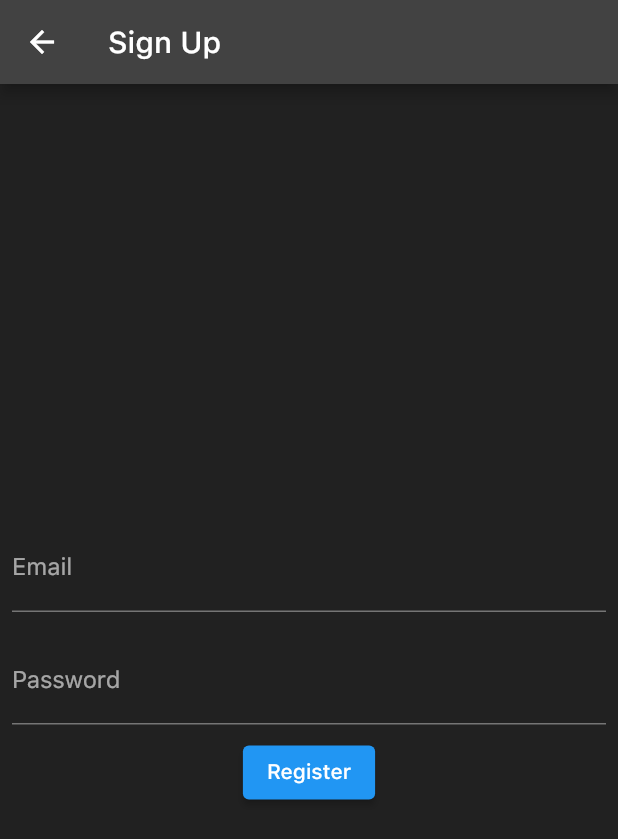
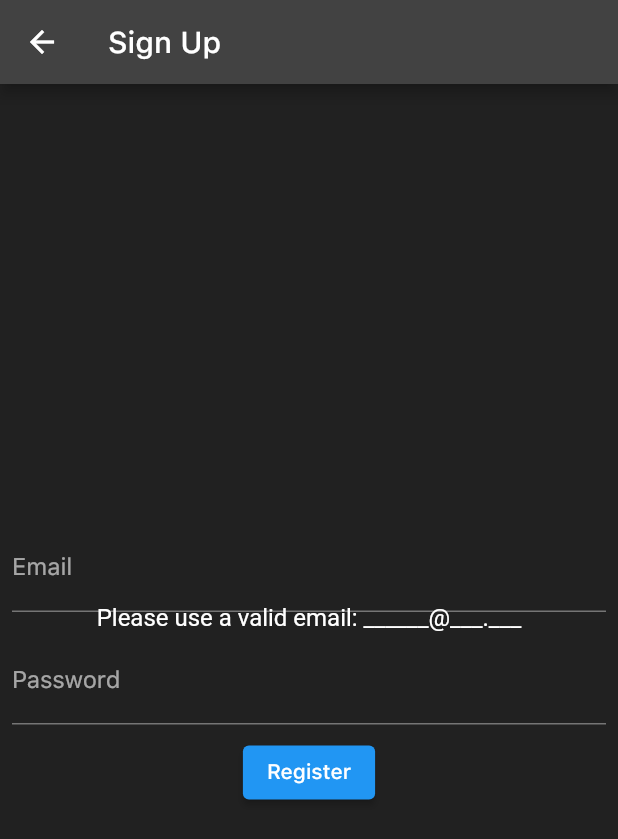
Before and after one commit to bernardofalle/FitLink-AS, a Flutter app: the RegisterScreen screen opened by its route, after a tap on "Register", on a phone screen of 412 x 824 dp. Shown: the top 839 px of the screen. Run offline on Flutter 3.47's test engine with Material 2 defaults, Android fonts, the light colour scheme and no system bars; our stand-ins replace cloud_firestore, firebase_auth, firebase_core, flutter_screenutil, flutter_spinkit, flutter_svg and 3 more; accounts and stored records are empty.

Commit message:
asserts no register

```diff
--- a/fitlink/lib/Screens/Welcome/register.dart
+++ b/fitlink/lib/Screens/Welcome/register.dart
@@ -1,6 +1,7 @@
 import 'package:fitlink/services/auth.dart';
 import 'package:flutter/material.dart';
 import 'package:provider/provider.dart';
+import 'package:fluttertoast/fluttertoast.dart';
 
 class RegisterScreen extends StatelessWidget {
   const RegisterScreen({
@@ -42,11 +43,38 @@ class RegisterScreen extends StatelessWidget {
           ),
           ElevatedButton(
             onPressed: () async {
-              await authService.registerWithEmailAndPassword(
-                emailController.text,
-                pwController.text,
-              );
-              Navigator.pop(context);
+              if(pwController.text.length < 6 )
+              {
+                Fluttertoast.showToast(
+                    msg: "Atleast 6 digits in password!",
+                    toastLength: Toast.LENGTH_SHORT,
+                    gravity: ToastGravity.CENTER,
+                    timeInSecForIosWeb: 1,
+                    backgroundColor: Colors.transparent,
+                    textColor: Colors.white,
+                    fontSize: 16.0
+                );
+              }
+              if(emailController.text.contains("@") != true || emailController.text.contains(".") != true )
+              {
+                Fluttertoast.showToast(
+                    msg: "Please use a valid email: ______@___.___",
+                    toastLength: Toast.LENGTH_SHORT,
+                    gravity: ToastGravity.CENTER,
+                    timeInSecForIosWeb: 1,
+                    backgroundColor: Colors.transparent,
+                    textColor: Colors.white,
+                    fontSize: 16.0
+                );
+              }
+              else{
+                await authService.registerWithEmailAndPassword(
+                  emailController.text,
+                  pwController.text,
+                );
+                Navigator.pop(context);
+
+              }
             },
             child: Text("Register"),
           ),
--- a/fitlink/pubspec.yaml
+++ b/fitlink/pubspec.yaml
@@ -43,6 +43,7 @@ dependencies:
   firebase_auth: ^3.3.20
   provider: ^5.0.0
   flutter_spinkit: ^5.1.0
+  fluttertoast: ^8.0.9
 
 dev_dependencies:
   flutter_test:
```
Also changed, not shown: fitlink/pubspec.lock.
